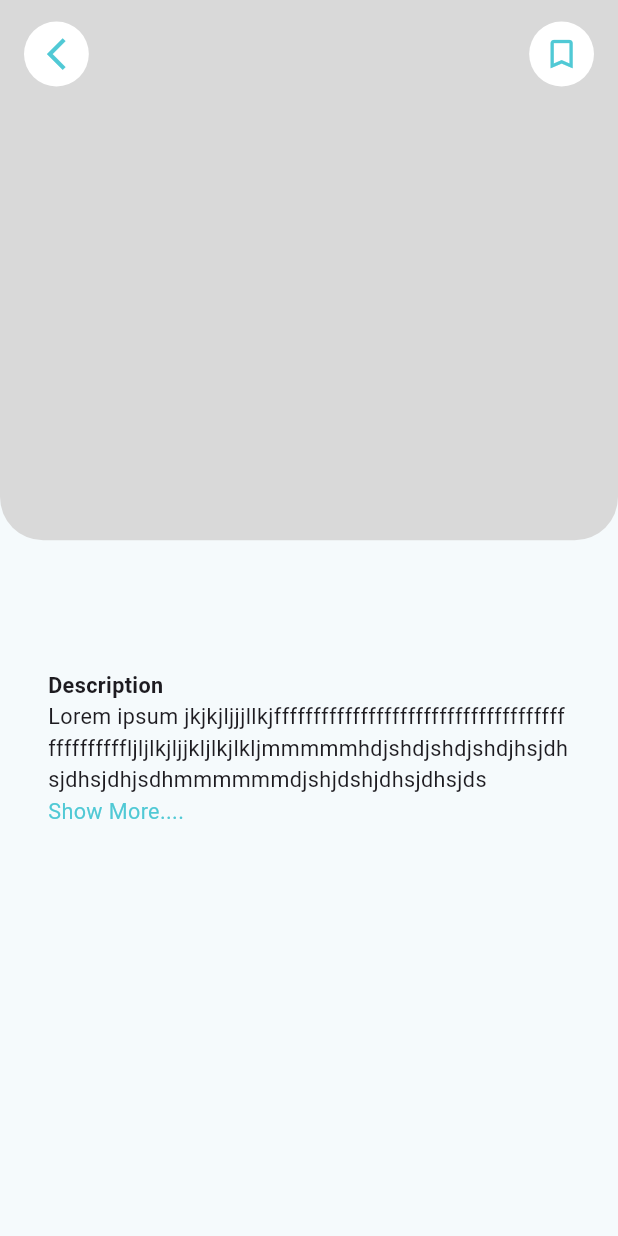
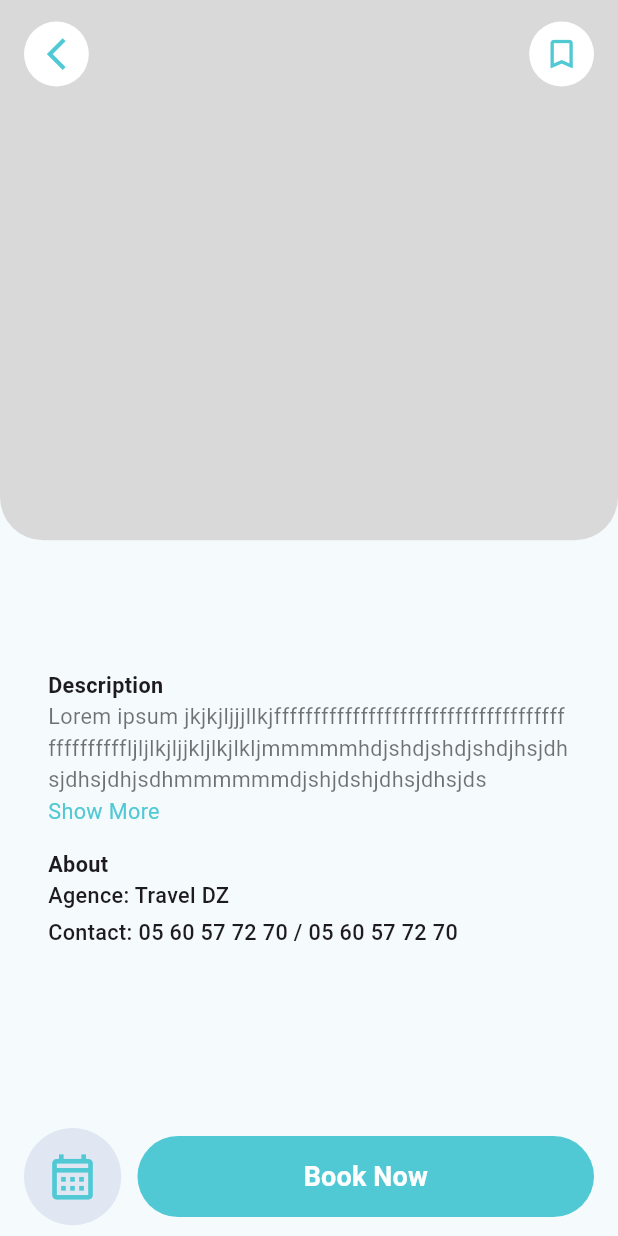
Before and after one commit to Abdallah867/travel_app, a Flutter app: the TripDetailsView screen opened directly with empty values, on a phone screen of 412 x 824 dp. Run offline on Flutter 3.47's test engine with Material 3 defaults, Android fonts, the phone set to English and light mode, and no system bars; our stand-ins replace appwrite, bloc, dartz, flutter_bloc, flutter_screenutil, get_it and 3 more; accounts and stored records are empty.

Commit message:
Refactor trip details view and related widgets
Extract custom widgets for trip detail image, app bar, and booking button.
Add details title section widget for consistent styling.

```diff
--- a/lib/features/trip_details/presentation/views/trip_details_view.dart
+++ b/lib/features/trip_details/presentation/views/trip_details_view.dart
@@ -1,10 +1,15 @@
 import 'package:flutter/material.dart';
 import 'package:flutter_screenutil/flutter_screenutil.dart';
 import 'package:go_router/go_router.dart';
+import 'package:travel_app/core/widgets/custom_button.dart';
+import 'package:travel_app/core/widgets/horizontal_space.dart';
 import 'package:travel_app/core/widgets/vertical_widget.dart';
 
+import '../../../../core/utils/app_colors.dart';
 import 'widgets/custom_circular_icon.dart';
 import 'widgets/description_widget.dart';
+import 'widgets/details_title_section.dart';
+import 'widgets/expandable_text.dart';
 import 'widgets/save_button.dart';
 
 class TripDetailsView extends StatelessWidget {
@@ -13,14 +18,36 @@ class TripDetailsView extends StatelessWidget {
 
   @override
   Widget build(BuildContext context) {
-    return Scaffold(
+    return const Scaffold(
+      bottomNavigationBar: BookingAndTripPlanButton(),
       body: SafeArea(
         child: CustomScrollView(
           slivers: [
             SliverToBoxAdapter(
               child: Stack(
                 children: [
-                  Container(
+                  CustomTripDetailImage(),
+                  CustomTripDetailsAppBar(),
+                ],
+              ),
+            ),
+            SliverToBoxAdapter(child: VerticalSpace(size: 96)),
+            SliverToBoxAdapter(child: DescriptionWidget()),
+          ],
+        ),
+      ),
+    );
+  }
+}
+
+class CustomTripDetailImage extends StatelessWidget {
+  const CustomTripDetailImage({
+    super.key,
+  });
+
+  @override
+  Widget build(BuildContext context) {
+    return Container(
       height: 400.h,
       width: double.infinity,
       decoration: BoxDecoration(
@@ -29,10 +56,19 @@ class TripDetailsView extends StatelessWidget {
             bottomLeft: Radius.circular(32.r),
             bottomRight: Radius.circular(32.r)),
       ),
-                  ),
-                  Padding(
-                    padding: EdgeInsets.symmetric(
-                        horizontal: 16.0.w, vertical: 16.h),
+    );
+  }
+}
+
+class CustomTripDetailsAppBar extends StatelessWidget {
+  const CustomTripDetailsAppBar({
+    super.key,
+  });
+
+  @override
+  Widget build(BuildContext context) {
+    return Padding(
+      padding: EdgeInsets.symmetric(horizontal: 16.0.w, vertical: 16.h),
       child: Row(
         mainAxisAlignment: MainAxisAlignment.spaceBetween,
         children: [
@@ -43,14 +79,35 @@ class TripDetailsView extends StatelessWidget {
           const SaveButton(),
         ],
       ),
+    );
+  }
+}
+
+class BookingAndTripPlanButton extends StatelessWidget {
+  const BookingAndTripPlanButton({
+    super.key,
+  });
+
+  @override
+  Widget build(BuildContext context) {
+    return Padding(
+      padding: EdgeInsets.symmetric(horizontal: 16.w, vertical: 8.h),
+      child: Row(
+        children: [
+          CustomCircularIcon(
+            radius: 36,
+            bgColor: AppColors.greyBlueColor,
+            icon: Icons.calendar_month_outlined,
+            onPressed: () {},
+          ),
+          const HorizontalSpace(size: 12),
+          Expanded(
+            child: CustomButton(
+              text: 'Book Now',
+              onPressed: () {},
+            ),
           ),
         ],
-              ),
-            ),
-            const SliverToBoxAdapter(child: VerticalSpace(size: 96)),
-            const SliverToBoxAdapter(child: DescriptionWidget()),
-          ],
-        ),
       ),
     );
   }
--- a/lib/features/trip_details/presentation/views/widgets/custom_circular_icon.dart
+++ b/lib/features/trip_details/presentation/views/widgets/custom_circular_icon.dart
@@ -4,11 +4,15 @@ import 'package:travel_app/core/utils/app_colors.dart';
 
 class CustomCircularIcon extends StatelessWidget {
   final IconData icon;
+  final Color bgColor;
+  final double radius;
   final VoidCallback onPressed;
   const CustomCircularIcon({
     super.key,
     required this.icon,
     required this.onPressed,
+    this.bgColor = AppColors.whiteColor,
+    this.radius = 24,
   });
 
   @override
@@ -16,12 +20,12 @@ class CustomCircularIcon extends StatelessWidget {
     return GestureDetector(
       onTap: onPressed,
       child: CircleAvatar(
-        backgroundColor: AppColors.whiteColor,
-        radius: 24.r,
+        backgroundColor: bgColor,
+        radius: radius.r,
         child: Icon(
           icon,
           color: AppColors.secondaryColor,
-          size: 28.sp,
+          size: (radius + 4).sp,
         ),
       ),
     );
--- a/lib/features/trip_details/presentation/views/widgets/description_widget.dart
+++ b/lib/features/trip_details/presentation/views/widgets/description_widget.dart
@@ -1,8 +1,9 @@
 import 'package:flutter/material.dart';
-import 'package:travel_app/core/utils/font_weight_helper.dart';
 import 'package:travel_app/core/utils/text_styles.dart';
-import 'package:travel_app/features/trip_details/presentation/views/trip_details_view.dart';
-
+import 'package:travel_app/core/widgets/vertical_widget.dart';
+import 'package:travel_app/features/home/presentation/views/views/widgets/travel_agency_logo.dart';
+import '../../../../../core/utils/font_weight_helper.dart';
+import 'details_title_section.dart';
 import 'expandable_text.dart';
 
 class DescriptionWidget extends StatelessWidget {
@@ -15,17 +16,33 @@ class DescriptionWidget extends StatelessWidget {
     return Padding(
       padding: const EdgeInsets.symmetric(horizontal: 32.0),
       child: Column(
+        mainAxisAlignment: MainAxisAlignment.start,
         children: [
-          Row(
-            children: [
-              Text(
-                'Description',
-                style: TextStyles.textStyle16
-                    .copyWith(fontWeight: FontWeightHelper.bold),
+          const DetailsTitleSection(title: 'Description'),
+          const ExpandableText(),
+          const VerticalSpace(size: 16),
+          const DetailsTitleSection(title: 'About'),
+          SizedBox(
+            width: double.infinity,
+            child: Text(
+              'Agence: Travel DZ',
+              style: TextStyles.textStyle16.copyWith(
+                fontWeight: FontWeightHelper.medium,
               ),
-            ],
+              textAlign: TextAlign.start,
+            ),
           ),
-          const ExpandableText(),
+          const VerticalSpace(size: 4),
+          SizedBox(
+            width: double.infinity,
+            child: Text(
+              'Contact: 05 60 57 72 70 / 05 60 57 72 70',
+              style: TextStyles.textStyle16.copyWith(
+                fontWeight: FontWeightHelper.medium,
+              ),
+              textAlign: TextAlign.start,
+            ),
+          ),
         ],
       ),
     );
--- /dev/null
+++ b/lib/features/trip_details/presentation/views/widgets/details_title_section.dart
@@ -0,0 +1,24 @@
+import 'package:flutter/material.dart';
+import 'package:travel_app/core/utils/font_weight_helper.dart';
+import 'package:travel_app/core/utils/text_styles.dart';
+
+class DetailsTitleSection extends StatelessWidget {
+  final String title;
+  const DetailsTitleSection({
+    super.key,
+    required this.title,
+  });
+
+  @override
+  Widget build(BuildContext context) {
+    return Row(
+      children: [
+        Text(
+          title,
+          style: TextStyles.textStyle16
+              .copyWith(fontWeight: FontWeightHelper.bold),
+        ),
+      ],
+    );
+  }
+}
--- a/lib/features/trip_details/presentation/views/widgets/expandable_text.dart
+++ b/lib/features/trip_details/presentation/views/widgets/expandable_text.dart
@@ -22,8 +22,9 @@ class _ExpandableTextState extends State<ExpandableText> {
       children: [
         Text(
           'Lorem ipsum jkjkjljjjllkjfffffffffffffffffffffffffffffffffffffffffffffffljljlkjljjkljlkjlkljmmmmmhdjshdjshdjshdjhsjdhsjdhsjdhjsdhmmmmmmdjshjdshjdhsjdhsjds',
-          style: TextStyles.textStyle16
-              .copyWith(fontWeight: FontWeightHelper.regular),
+          style: TextStyles.textStyle16.copyWith(
+              fontWeight: FontWeightHelper.regular,
+              color: Colors.black.withOpacity(.55)),
           maxLines: !isExpanded ? 3 : null,
         ),
         GestureDetector(
@@ -31,7 +32,7 @@ class _ExpandableTextState extends State<ExpandableText> {
             isExpanded = !isExpanded;
           }),
           child: Text(
-            !isExpanded ? 'Show More....' : 'Show Less....',
+            !isExpanded ? 'Show More' : 'Show Less',
             style: TextStyles.textStyle16.copyWith(
               fontWeight: FontWeightHelper.regular,
               color: AppColors.secondaryColor,
```
Lines whose indentation alone changed are shown as unchanged.
